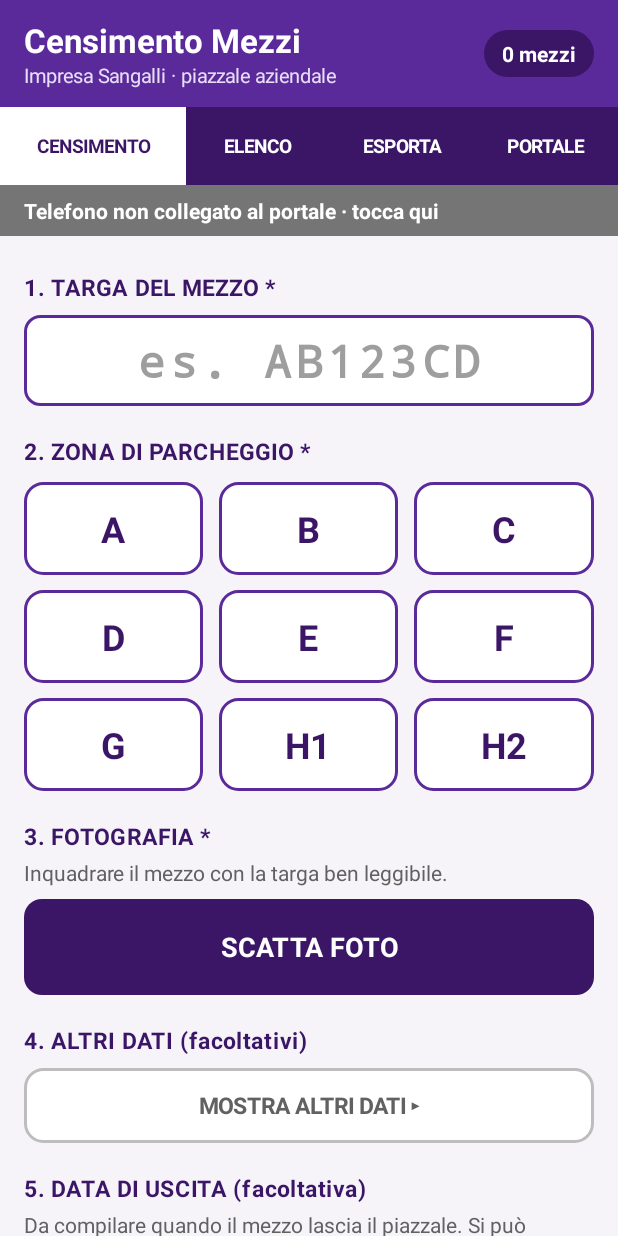
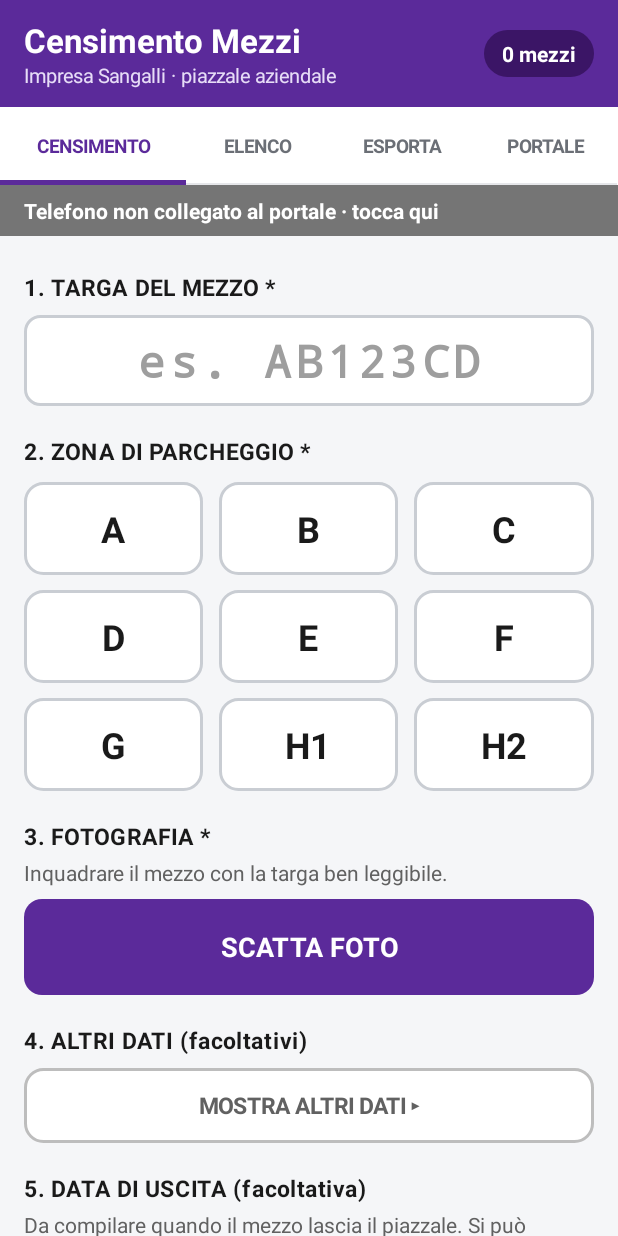
Before and after one commit to Impresa-Sangalli/CensimentoMezzi, an Android app: the screen it shows after launch (MainActivity), on a phone screen of 412 x 824 dp. Run offline under Robolectric (Android 15) with nearby library versions, the phone set to English and light mode, and no system bars; pictures from the network do not load.

Commit message:
App 1.8: grafica più sobria, come il portale
- testi, titoli e riquadri in nero/grigio; fondi e bordi grigi neutri
- barra delle schede bianca, scheda attiva in viola con la riga sotto
- zone, filtri e pulsanti secondari bianchi con bordo grigio
- il viola resta su intestazione e pulsanti principali (Salva, Scatta foto, Sincronizza, Esporta Excel, Collega)
- nessun cambio di comportamento

Co-Authored-By: Claude Opus 5.5 <noreply@anthropic.com>

```diff
--- a/app/src/main/AndroidManifest.xml
+++ b/app/src/main/AndroidManifest.xml
@@ -1,8 +1,8 @@
 <?xml version="1.0" encoding="utf-8"?>
 <manifest xmlns:android="http://schemas.android.com/apk/res/android"
     package="it.impresasangalli.censimentomezzi"
-    android:versionCode="8"
-    android:versionName="1.7">
+    android:versionCode="9"
+    android:versionName="1.8">
 
     <uses-sdk android:minSdkVersion="26" android:targetSdkVersion="34" />
 
--- a/app/src/main/java/it/impresasangalli/censimentomezzi/MainActivity.kt
+++ b/app/src/main/java/it/impresasangalli/censimentomezzi/MainActivity.kt
@@ -16,7 +16,9 @@ import android.graphics.Color
 import android.graphics.Matrix
 import android.graphics.Typeface
 import android.graphics.drawable.Drawable
+import android.graphics.drawable.ColorDrawable
 import android.graphics.drawable.GradientDrawable
+import android.graphics.drawable.LayerDrawable
 import android.graphics.drawable.RippleDrawable
 import android.media.ExifInterface
 import android.net.Uri
@@ -62,7 +64,6 @@ class MainActivity : Activity() {
 
         private val VIOLA = 0xFF5B2A9A.toInt()       // palette "Viola notte", come il portale eDepositeria
         private val VIOLA_DARK = 0xFF3B1566.toInt()
-        private val VIOLA_LIGHT = 0xFFF0EAFA.toInt()
         // il verde resta solo per gli stati: "Nel piazzale", conferme, sincronizzazione riuscita
         private val VERDE = 0xFF1B7F3B.toInt()
         private val VERDE_DARK = 0xFF125A29.toInt()
@@ -71,7 +72,13 @@ class MainActivity : Activity() {
         private val ORANGE = 0xFFE65100.toInt()
         private val BLUE = 0xFF1565C0.toInt()
         private val GREY = 0xFF616161.toInt()
-        private val BG = 0xFFF6F4F9.toInt()
+        private val BG = 0xFFF5F6F8.toInt()
+        // neutri (testi quasi neri, bordi e fondi grigi): il viola resta su intestazione, scheda attiva e pulsanti principali
+        private val INK = 0xFF1A1A1A.toInt()
+        private val LINE = 0xFFE6E7EA.toInt()
+        private val LINE_STRONG = 0xFFC9CDD3.toInt()
+        private val GRIGIO = 0xFFF2F3F5.toInt()
+        private val MUTE = 0xFF6B6F76.toInt()
 
         private val D_FMT = DateTimeFormatter.ofPattern("dd/MM/yyyy")
         private val T_FMT = DateTimeFormatter.ofPattern("HH:mm:ss")
@@ -233,6 +240,14 @@ class MainActivity : Activity() {
         return g
     }
 
+    /** Scheda in alto: bianca con riga grigia sotto; quella attiva con la riga viola. */
+    private fun schedaSfondo(sel: Boolean): Drawable {
+        val l = LayerDrawable(arrayOf(ColorDrawable(Color.WHITE), ColorDrawable(if (sel) VIOLA else LINE)))
+        l.setLayerGravity(1, Gravity.BOTTOM)
+        l.setLayerHeight(1, dp(if (sel) 3 else 1))
+        return l
+    }
+
     private fun ripple(d: Drawable, dark: Boolean): Drawable =
         RippleDrawable(ColorStateList.valueOf(if (dark) 0x40FFFFFF else 0x30000000), d, null)
 
@@ -259,7 +274,7 @@ class MainActivity : Activity() {
     }
 
     private fun section(title: String): TextView {
-        val t = text(title, 15f, VIOLA_DARK, true)
+        val t = text(title, 15f, INK, true)
         t.letterSpacing = 0.05f
         t.layoutParams = LinearLayout.LayoutParams(ViewGroup.LayoutParams.MATCH_PARENT, ViewGroup.LayoutParams.WRAP_CONTENT).apply { topMargin = dp(20) }
         return t
@@ -268,7 +283,7 @@ class MainActivity : Activity() {
     private fun card(): LinearLayout {
         val l = LinearLayout(this)
         l.orientation = LinearLayout.VERTICAL
-        l.background = shape(Color.WHITE, 14, 0xFFE2DDEA.toInt(), 1)
+        l.background = shape(Color.WHITE, 14, LINE, 1)
         l.setPadding(dp(14), dp(12), dp(14), dp(14))
         l.layoutParams = LinearLayout.LayoutParams(ViewGroup.LayoutParams.MATCH_PARENT, ViewGroup.LayoutParams.WRAP_CONTENT).apply { topMargin = dp(8) }
         return l
@@ -294,7 +309,7 @@ class MainActivity : Activity() {
         e.filters = arrayOf(plateFilter, InputFilter.LengthFilter(10))
         e.setTextColor(Color.BLACK)
         e.setHintTextColor(0xFF9E9E9E.toInt())
-        e.background = shape(Color.WHITE, 10, VIOLA, 2)
+        e.background = shape(Color.WHITE, 10, LINE_STRONG, 2)
         e.setPadding(dp(14), dp(10), dp(14), dp(10))
         return e
     }
@@ -332,7 +347,7 @@ class MainActivity : Activity() {
         // Barra delle sezioni
         val tabs = LinearLayout(this)
         tabs.orientation = LinearLayout.HORIZONTAL
-        tabs.setBackgroundColor(VIOLA_DARK)
+        tabs.setBackgroundColor(Color.WHITE)
         listOf("CENSIMENTO", "ELENCO", "ESPORTA", "PORTALE").forEachIndexed { i, label ->
             val b = Button(this)
             b.text = label
@@ -369,8 +384,8 @@ class MainActivity : Activity() {
         screens.forEachIndexed { idx, v -> v.visibility = if (idx == i) View.VISIBLE else View.GONE }
         tabButtons.forEachIndexed { idx, b ->
             val sel = idx == i
-            b.setTextColor(if (sel) VIOLA_DARK else Color.WHITE)
-            b.background = ripple(shape(if (sel) Color.WHITE else VIOLA_DARK, 0), !sel)
+            b.setTextColor(if (sel) VIOLA else MUTE)
+            b.background = ripple(schedaSfondo(sel), false)
         }
         refreshCounts()
         if (i == 1) refreshList()
@@ -420,7 +435,7 @@ class MainActivity : Activity() {
         }
         col.addView(btnDupUscita)
         // rientro di un mezzo già uscito: ricompila marca, modello, colore e tipo dall'ultima entrata
-        btnDupDati = button("USA I DATI DEL MEZZO", VIOLA_DARK, height = 52, size = 15f)
+        btnDupDati = button("USA I DATI DEL MEZZO", Color.WHITE, INK, LINE_STRONG, height = 52, size = 15f)
         btnDupDati.visibility = View.GONE
         btnDupDati.setOnClickListener {
             hideKeyboard()
@@ -464,7 +479,7 @@ class MainActivity : Activity() {
         ivPreview.visibility = View.GONE
         ivPreview.setOnClickListener { onScatta() }
         col.addView(ivPreview, LinearLayout.LayoutParams(ViewGroup.LayoutParams.MATCH_PARENT, dp(240)).apply { topMargin = dp(8) })
-        btnFoto = button("SCATTA FOTO", VIOLA_DARK, height = 64)
+        btnFoto = button("SCATTA FOTO", VIOLA, height = 64)
         btnFoto.setOnClickListener { hideKeyboard(); onScatta() }
         col.addView(btnFoto)
 
@@ -495,7 +510,7 @@ class MainActivity : Activity() {
         col.addView(text("Da compilare quando il mezzo lascia il piazzale. Si può inserire anche in seguito dalla scheda ELENCO.", 14f, GREY).apply { setPadding(0, dp(4), 0, 0) })
         val ur = LinearLayout(this)
         ur.orientation = LinearLayout.HORIZONTAL
-        btnUscita = button("IMPOSTA DATA DI USCITA", Color.WHITE, VIOLA_DARK, VIOLA_DARK, height = 56, size = 16f)
+        btnUscita = button("IMPOSTA DATA DI USCITA", Color.WHITE, INK, LINE_STRONG, height = 56, size = 16f)
         btnUscita.layoutParams = LinearLayout.LayoutParams(0, dp(56), 1f)
         btnUscita.setOnClickListener {
             hideKeyboard()
@@ -534,8 +549,8 @@ class MainActivity : Activity() {
     private fun updateZoneButtons() {
         zoneButtons.forEach { (z, b) ->
             val sel = z == zona
-            b.setTextColor(if (sel) Color.WHITE else VIOLA_DARK)
-            b.background = ripple(shape(if (sel) VIOLA else Color.WHITE, 12, VIOLA, 2), sel)
+            b.setTextColor(if (sel) Color.WHITE else INK)
+            b.background = ripple(shape(if (sel) VIOLA else Color.WHITE, 12, if (sel) VIOLA else LINE_STRONG, 2), sel)
         }
     }
 
@@ -543,8 +558,8 @@ class MainActivity : Activity() {
         val d = dataUscita
         if (d == null) {
             btnUscita.text = "IMPOSTA DATA DI USCITA"
-            btnUscita.setTextColor(VIOLA_DARK)
-            btnUscita.background = ripple(shape(Color.WHITE, 12, VIOLA_DARK, 2), false)
+            btnUscita.setTextColor(INK)
+            btnUscita.background = ripple(shape(Color.WHITE, 12, LINE_STRONG, 2), false)
             btnUscitaClear.visibility = View.GONE
         } else {
             btnUscita.text = "USCITA: ${d.format(D_FMT)}  ·  MODIFICA"
@@ -592,8 +607,8 @@ class MainActivity : Activity() {
             listOfNotNull(last.pratica?.let { "pratica $it" }, last.ente, last.provvedimento).joinToString(" · ").takeIf { it.isNotEmpty() }?.let { righe.add("Ultima volta: $it") }
             if (veicolo.isNotEmpty() || last.tipoId != null) righe.add("Tocca «Usa i dati del mezzo» per ricompilarli, poi controllali.")
             tvDup.text = righe.joinToString("\n")
-            tvDup.setTextColor(VIOLA_DARK)
-            tvDup.background = shape(VIOLA_LIGHT, 10); tvDup.setPadding(dp(12), dp(10), dp(12), dp(10))
+            tvDup.setTextColor(INK)
+            tvDup.background = shape(GRIGIO, 10, LINE, 1); tvDup.setPadding(dp(12), dp(10), dp(12), dp(10))
             tvDup.visibility = View.VISIBLE
             btnDupDati.visibility = if (veicolo.isNotEmpty() || last.tipoId != null) View.VISIBLE else View.GONE
         }
@@ -616,14 +631,14 @@ class MainActivity : Activity() {
             ivPreview.setImageDrawable(null)
             ivPreview.visibility = View.GONE
             btnFoto.text = "SCATTA FOTO"
-            btnFoto.background = ripple(shape(VIOLA_DARK, 12), true)
+            btnFoto.background = ripple(shape(VIOLA, 12), true)
             btnFoto.setTextColor(Color.WHITE)
         } else {
             ivPreview.setImageBitmap(loadBitmap({ f.inputStream() }, 1280))
             ivPreview.visibility = View.VISIBLE
             btnFoto.text = "FOTO ACQUISITA ✓  ·  RIFAI FOTO"
-            btnFoto.background = ripple(shape(Color.WHITE, 12, VIOLA_DARK, 2), false)
-            btnFoto.setTextColor(VIOLA_DARK)
+            btnFoto.background = ripple(shape(Color.WHITE, 12, LINE_STRONG, 2), false)
+            btnFoto.setTextColor(INK)
         }
     }
 
@@ -815,8 +830,8 @@ class MainActivity : Activity() {
             val t = text(c.targa, 20f, Color.BLACK, true)
             t.typeface = Typeface.create(Typeface.MONOSPACE, Typeface.BOLD)
             top.addView(t, LinearLayout.LayoutParams(0, ViewGroup.LayoutParams.WRAP_CONTENT, 1f))
-            val z = text("Zona ${c.zona}", 15f, Color.WHITE, true)
-            z.background = shape(VIOLA, 14)
+            val z = text("Zona ${c.zona}", 15f, INK, true)
+            z.background = shape(GRIGIO, 14, LINE, 1)
             z.setPadding(dp(10), dp(3), dp(10), dp(3))
             top.addView(z)
             row.addView(top)
@@ -886,8 +901,8 @@ class MainActivity : Activity() {
     private fun updateFilterButtons() {
         filterButtons.forEachIndexed { i, b ->
             val sel = i == filtroElenco
-            b.setTextColor(if (sel) Color.WHITE else VIOLA_DARK)
-            b.background = ripple(shape(if (sel) VIOLA else Color.WHITE, 10, VIOLA, 2), sel)
+            b.setTextColor(if (sel) Color.WHITE else INK)
+            b.background = ripple(shape(if (sel) VIOLA else Color.WHITE, 10, if (sel) VIOLA else LINE_STRONG, 2), sel)
         }
     }
 
@@ -1132,7 +1147,7 @@ class MainActivity : Activity() {
         col.setPadding(dp(16), dp(16), dp(16), dp(24))
         scroll.addView(col)
 
-        val title = text("ESPORTA CENSIMENTO COMPLETO", 21f, VIOLA_DARK, true)
+        val title = text("ESPORTA CENSIMENTO COMPLETO", 21f, INK, true)
         col.addView(title)
 
         val sum = card()
@@ -1145,9 +1160,9 @@ class MainActivity : Activity() {
             for (c in 0 until 3) {
                 val z = riga.getOrNull(c)
                 if (z == null) { row.addView(View(this), LinearLayout.LayoutParams(0, ViewGroup.LayoutParams.WRAP_CONTENT, 1f)); continue }
-                val cell = text("", 16f, VIOLA_DARK, true)
+                val cell = text("", 16f, INK, true)
                 cell.gravity = Gravity.CENTER
-                cell.background = shape(VIOLA_LIGHT, 8)
+                cell.background = shape(GRIGIO, 8)
                 cell.setPadding(0, dp(8), 0, dp(8))
                 row.addView(cell, LinearLayout.LayoutParams(0, ViewGroup.LayoutParams.WRAP_CONTENT, 1f).apply {
                     leftMargin = if (c == 0) 0 else dp(4); rightMargin = if (c == 2) 0 else dp(4); topMargin = dp(6)
@@ -1169,7 +1184,7 @@ class MainActivity : Activity() {
         val zp = card()
         zp.addView(text("Archivio ZIP (facoltativo)", 17f, Color.BLACK, true))
         zp.addView(text("Contiene il file Excel e tutte le fotografie (cartella \"foto\"). Utile per inviare il censimento completo in un unico file.", 14f, GREY))
-        val bz = button("ESPORTA ZIP (EXCEL + FOTO)", VIOLA_DARK, height = 64)
+        val bz = button("ESPORTA ZIP (EXCEL + FOTO)", Color.WHITE, INK, LINE_STRONG, height = 64)
         bz.setOnClickListener { startExport(true) }
         zp.addView(bz)
         col.addView(zp)
@@ -1337,7 +1352,7 @@ class MainActivity : Activity() {
         e.textSize = 15f
         e.setTextColor(Color.BLACK)
         e.setHintTextColor(0xFF9E9E9E.toInt())
-        e.background = shape(Color.WHITE, 8, 0xFFBDBDBD.toInt(), 1)
+        e.background = shape(Color.WHITE, 8, LINE_STRONG, 1)
         e.setPadding(dp(10), dp(8), dp(10), dp(8))
     }
 
@@ -1373,7 +1388,7 @@ class MainActivity : Activity() {
         val tipi = ServerConfig(this).tipi()
         val sp = android.widget.Spinner(this)
         sp.adapter = android.widget.ArrayAdapter(this, android.R.layout.simple_spinner_dropdown_item, listOf("—") + tipi.map { it.second })
-        sp.background = shape(Color.WHITE, 8, 0xFFBDBDBD.toInt(), 1)
+        sp.background = shape(Color.WHITE, 8, LINE_STRONG, 1)
         sp.setSelection(tipi.indexOfFirst { it.first == scelto } + 1)
         parent.addView(sp, LinearLayout.LayoutParams(ViewGroup.LayoutParams.MATCH_PARENT, dp(48)))
         return sp
@@ -1387,7 +1402,7 @@ class MainActivity : Activity() {
         col.setPadding(dp(16), dp(16), dp(16), dp(24))
         scroll.addView(col)
 
-        col.addView(text("PORTALE eDEPOSITERIA", 21f, VIOLA_DARK, true))
+        col.addView(text("PORTALE eDEPOSITERIA", 21f, INK, true))
         col.addView(text("Il telefono invia entrate, uscite e modifiche al portale eDepositeria dell'ufficio e riceve l'elenco aggiornato del piazzale, " +
             "compresi i mezzi registrati dagli altri telefoni. Funziona sul Wi-Fi aziendale: fuori rete le operazioni restano in coda e partono appena possibile.", 14f, GREY)
             .apply { setPadding(0, dp(6), 0, 0) })
@@ -1406,7 +1421,7 @@ class MainActivity : Activity() {
         col.addView(section("AMMINISTRATORE (protetto da PIN)"))
         val adm = card()
         adm.addView(text("Collegamento del telefono con il codice generato dal portale (Controlli › Telefoni › Nuovo telefono).", 13f, GREY))
-        btnCollega = button("COLLEGA AL PORTALE", VIOLA_DARK, height = 56, size = 16f)
+        btnCollega = button("COLLEGA AL PORTALE", VIOLA, height = 56, size = 16f)
         btnCollega.setOnClickListener { conPin { if (ServerConfig(this).collegato()) scollega() else collega() } }
         adm.addView(btnCollega)
         btnIndirizzo = button("INDIRIZZO DEL PORTALE", Color.WHITE, GREY, 0xFFBDBDBD.toInt(), height = 48, size = 14f)
@@ -1419,7 +1434,7 @@ class MainActivity : Activity() {
         val up = card()
         tvUpdate = text("", 15f, Color.BLACK)
         up.addView(tvUpdate)
-        btnUpdate = button("CONTROLLA AGGIORNAMENTI", Color.WHITE, VIOLA_DARK, VIOLA_DARK, height = 52, size = 15f)
+        btnUpdate = button("CONTROLLA AGGIORNAMENTI", Color.WHITE, INK, LINE_STRONG, height = 52, size = 15f)
         btnUpdate.setOnClickListener { maybeUpdate(true) }
         up.addView(btnUpdate)
         col.addView(up)
```
Also changed, not shown: 1 other file.
